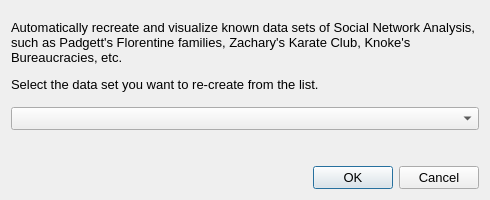
Qt form src/forms/dialogdatasetselect.ui (socnetv/app) before a commit.
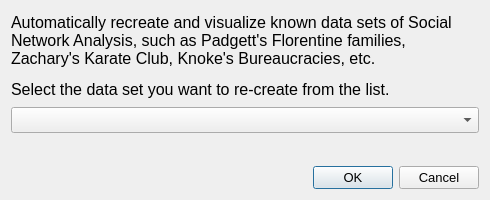
The same form after that commit.

Commit message: started v2.8 dev. Fixed some font sizes in dialogs (MacOS)

```diff
--- a/src/forms/dialogdatasetselect.ui
+++ b/src/forms/dialogdatasetselect.ui
@@ -48,6 +48,11 @@
        <height>90</height>
       </size>
      </property>
+     <property name="font">
+      <font>
+       <pointsize>12</pointsize>
+      </font>
+     </property>
      <property name="text">
       <string>&lt;html&gt;&lt;head/&gt;&lt;body&gt;&lt;p&gt;Automatically recreate and visualize known data sets of Social Network Analysis, such as Padgett's Florentine families, Zachary's Karate Club, Knoke's Bureaucracies, etc.&lt;/p&gt;&lt;p&gt;Select the data set you want to re-create from the list.&lt;/p&gt;&lt;/body&gt;&lt;/html&gt;</string>
      </property>
@@ -69,6 +74,11 @@
          <height>0</height>
         </size>
        </property>
+       <property name="font">
+        <font>
+         <pointsize>11</pointsize>
+        </font>
+       </property>
        <property name="focusPolicy">
         <enum>Qt::StrongFocus</enum>
        </property>
```
The commit also changes 51 other files.
